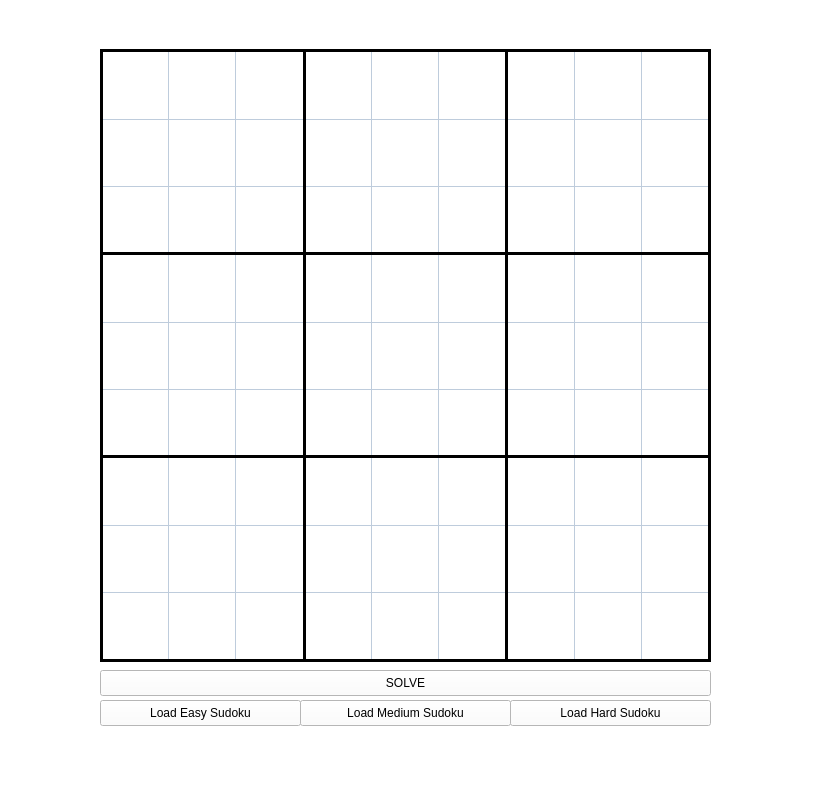
Alonkopilov/qt-sudoku-logic-solver, file src/mainwindow.ui: the form before one commit.
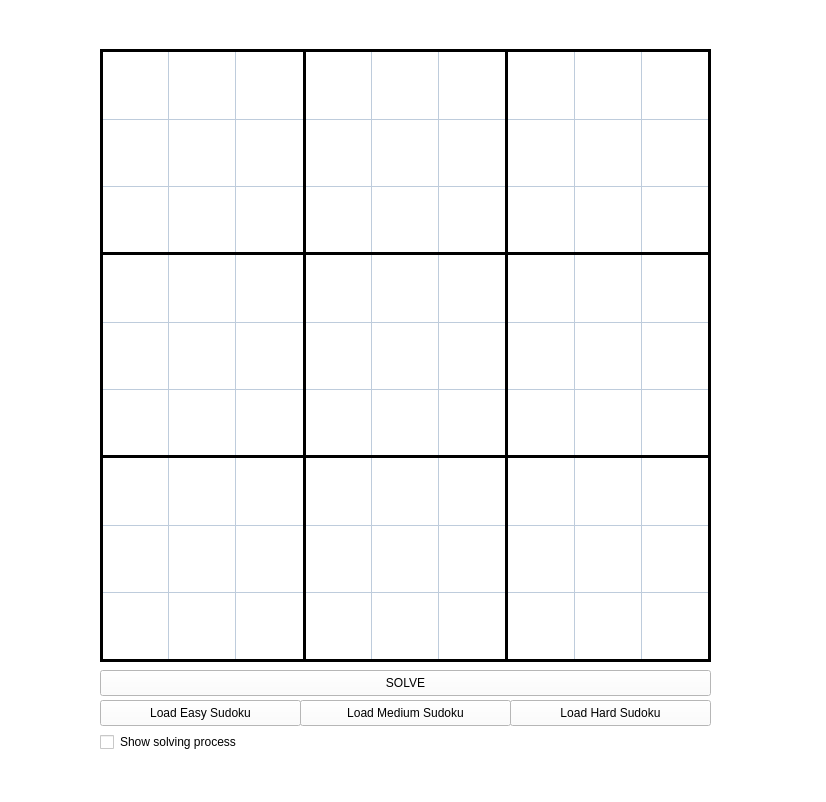
The form after the commit.

Commit message: Added sudoku examples on defines

Patch:
```diff
--- a/src/mainwindow.ui
+++ b/src/mainwindow.ui
@@ -7,7 +7,7 @@
     <x>0</x>
     <y>0</y>
     <width>826</width>
-    <height>791</height>
+    <height>802</height>
    </rect>
   </property>
   <property name="windowTitle">
@@ -557,6 +557,19 @@
      <string>Load Hard Sudoku</string>
     </property>
    </widget>
+   <widget class="QCheckBox" name="checkBox">
+    <property name="geometry">
+     <rect>
+      <x>100</x>
+      <y>730</y>
+      <width>201</width>
+      <height>24</height>
+     </rect>
+    </property>
+    <property name="text">
+     <string>Show solving process</string>
+    </property>
+   </widget>
    <zorder>gridLayoutWidget</zorder>
    <zorder>btnSolve</zorder>
    <zorder>line_7</zorder>
```
Left out of the diff: 10 changed lines with no effect on the pictures. The commit also changes 2 other files.
